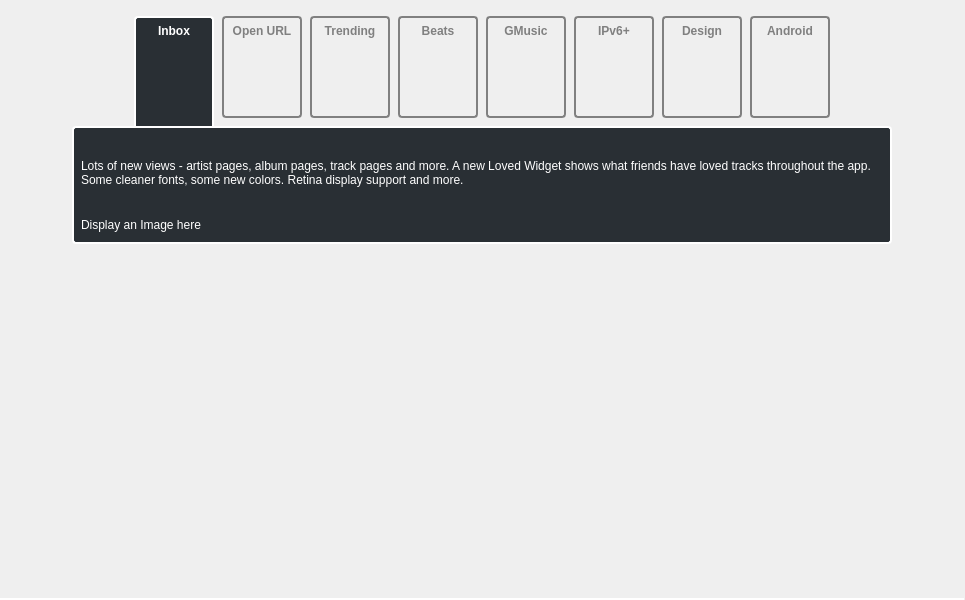
tomahawk-player/tomahawk, file src/viewpages/whatsnew_0_8/WhatsNewWidget_0_8.ui: the form before one commit.
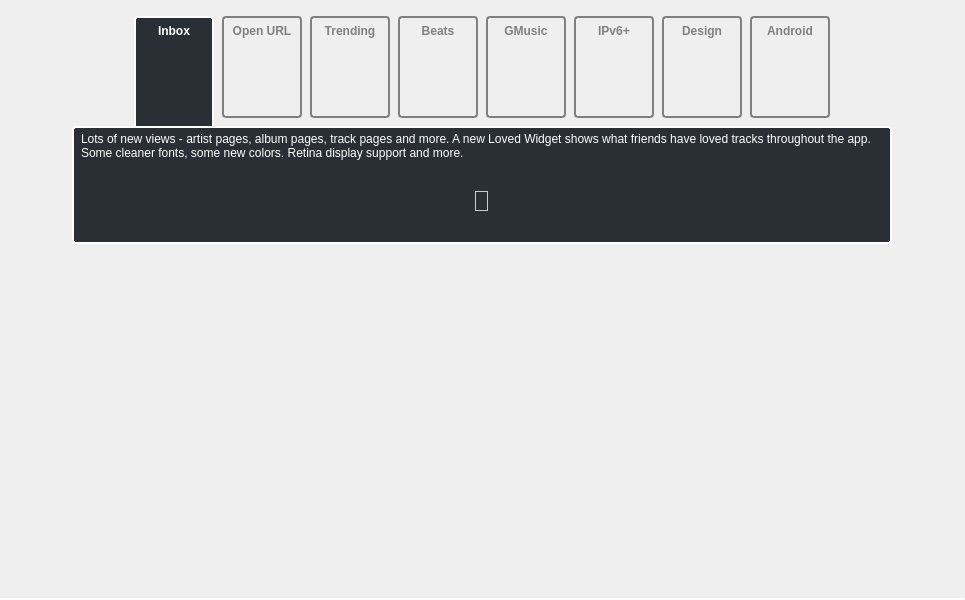
The form after the commit. The open tabs and pages were chosen to show the change. Icons and pictures are not drawn. Custom widgets are drawn as their Qt base class.

Commit message: [whatsnew] Update Design graphics

```diff
--- a/src/viewpages/whatsnew_0_8/WhatsNewWidget_0_8.ui
+++ b/src/viewpages/whatsnew_0_8/WhatsNewWidget_0_8.ui
@@ -1188,6 +1188,22 @@
              </widget>
             </item>
             <item>
+             <spacer name="verticalSpacer_15">
+              <property name="orientation">
+               <enum>Qt::Vertical</enum>
+              </property>
+              <property name="sizeType">
+               <enum>QSizePolicy::MinimumExpanding</enum>
+              </property>
+              <property name="sizeHint" stdset="0">
+               <size>
+                <width>20</width>
+                <height>20</height>
+               </size>
+              </property>
+             </spacer>
+            </item>
+            <item alignment="Qt::AlignHCenter">
              <widget class="QLabel" name="label_14">
               <property name="sizePolicy">
                <sizepolicy hsizetype="Preferred" vsizetype="Fixed">
@@ -1195,11 +1211,30 @@
                 <verstretch>0</verstretch>
                </sizepolicy>
               </property>
-              <property name="text">
-               <string>Display an Image here</string>
+              <property name="styleSheet">
+               <string notr="true">border-width: 1px;
+border-radius: 0px;
+border-style: solid;
+border-color: #ccc;</string>
+              </property>
+              <property name="pixmap">
+               <pixmap resource="resources.qrc">:/whatsnew_0_8/data/images/design-screenshot.png</pixmap>
               </property>
              </widget>
             </item>
+            <item>
+             <spacer name="verticalSpacer_14">
+              <property name="orientation">
+               <enum>Qt::Vertical</enum>
+              </property>
+              <property name="sizeHint" stdset="0">
+               <size>
+                <width>20</width>
+                <height>20</height>
+               </size>
+              </property>
+             </spacer>
+            </item>
            </layout>
           </widget>
           <widget class="QWidget" name="hatchetPage">
```
Left out of the diff: 8 changed lines with no effect on the pictures. The commit also changes 4 other files.
